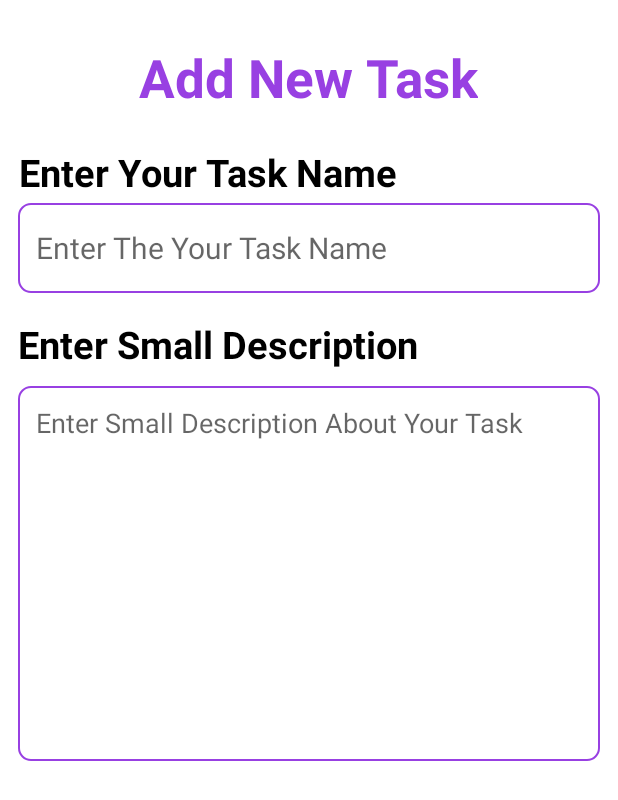
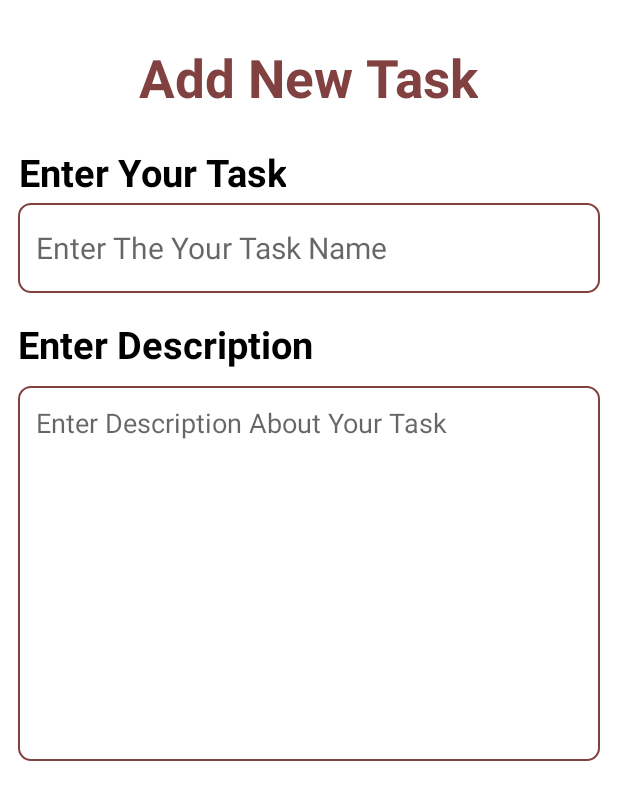
Before and after one commit to Ishara-Sewwandi/To-Do-Mobile-App, an Android app: the layout fragment_add.xml on its own in the app's theme, with its tools: preview values and no code run, on a phone screen of 412 x 824 dp. Shown: the top 800 px of the screen. Run offline under Robolectric (Android 15) with nearby library versions, the light colour scheme and no system bars; Roboto replaces fonts that are not available here.

Commit message:
changes in all functionalities

```diff
--- a/app/src/main/java/com/example/taskapp/fragments/EditFragment.kt
+++ b/app/src/main/java/com/example/taskapp/fragments/EditFragment.kt
@@ -1,6 +1,7 @@
 package com.example.taskapp.fragments
 
 import android.app.AlertDialog
+import android.content.Intent
 import android.os.Bundle
 import androidx.fragment.app.Fragment
 import android.view.LayoutInflater
@@ -9,6 +10,7 @@ import android.view.MenuInflater
 import android.view.MenuItem
 import android.view.View
 import android.view.ViewGroup
+import android.widget.ImageView
 import android.widget.Toast
 import androidx.core.view.MenuHost
 import androidx.core.view.MenuProvider
@@ -94,4 +96,6 @@ class EditFragment : Fragment(R.layout.fragment_edit) ,MenuProvider{
         super.onDestroy()
         editBinding = null
     }
+
+
 }
--- a/app/src/main/res/layout/fragment_edit.xml
+++ b/app/src/main/res/layout/fragment_edit.xml
@@ -23,6 +23,7 @@
             android:layout_marginTop="85dp"
             android:text="@string/your_task_name"
             />
+
         <TextView
             android:id="@+id/editNoteHeading"
             android:layout_width="wrap_content"
@@ -90,5 +91,7 @@
             android:layout_alignParentEnd="true"
             android:contentDescription="editFab" />
 
+
+
     </RelativeLayout>
 </layout>
--- a/app/src/main/res/values/colors.xml
+++ b/app/src/main/res/values/colors.xml
@@ -3,5 +3,5 @@
     <color name="black">#FF000000</color>
     <color name="white">#FFFFFFFF</color>
     <color name="secondary">#FCE7CE</color>
-    <color name="primary">#9840E2</color>
+    <color name="primary">#814141</color>
 </resources>
--- a/app/src/main/res/values/strings.xml
+++ b/app/src/main/res/values/strings.xml
@@ -1,6 +1,6 @@
 <resources>
     <string name="app_name">TaskApp</string>
-    <!-- TODO: Remove or change this placeholder text -->
+
     <string name="hello_blank_fragment">Hello blank fragment</string>
     <string name="add_note">Add Note.</string>
     <string name="enter_the_title">Enter the title</string>
@@ -12,9 +12,9 @@
     <string name="description">Description</string>
     <string name="task_title">Task Title</string>
     <string name="enter_the_your_task_name">Enter The Your Task Name</string>
-    <string name="enter_small_description_about_your_task">Enter Small Description About Your Task</string>
-    <string name="enter_your_task_name">Enter Your Task Name</string>
-    <string name="enter_small_description">Enter Small Description</string>
+    <string name="enter_small_description_about_your_task">Enter  Description About Your Task</string>
+    <string name="enter_your_task_name">Enter Your Task</string>
+    <string name="enter_small_description">Enter Description</string>
     <string name="your_task_name">Your Task Name</string>
     <string name="your_task_details">Your Task Details</string>
 </resources>
```
Also changed, not shown: app/src/main/java/com/example/taskapp/ScreenOne.kt (+6 -7 lines), app/src/main/res/layout/activity_screen_one.xml (+4 -7 lines).
